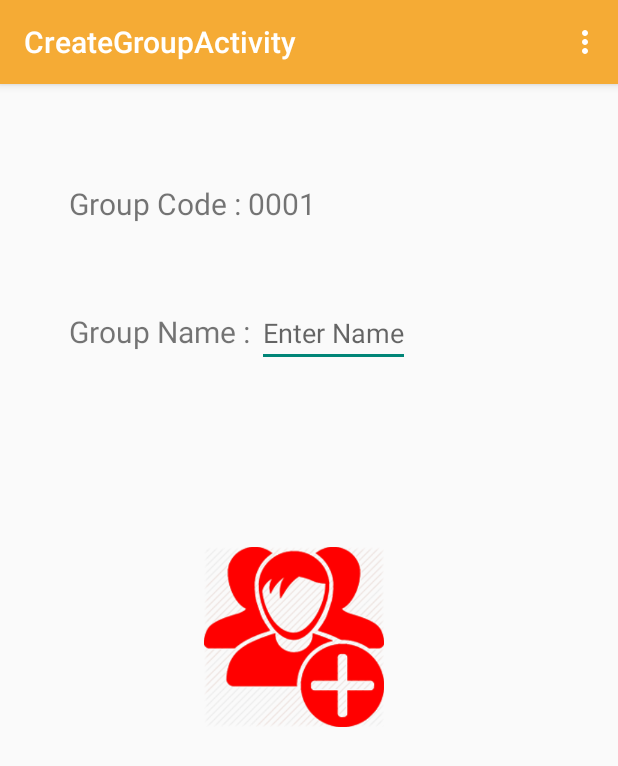
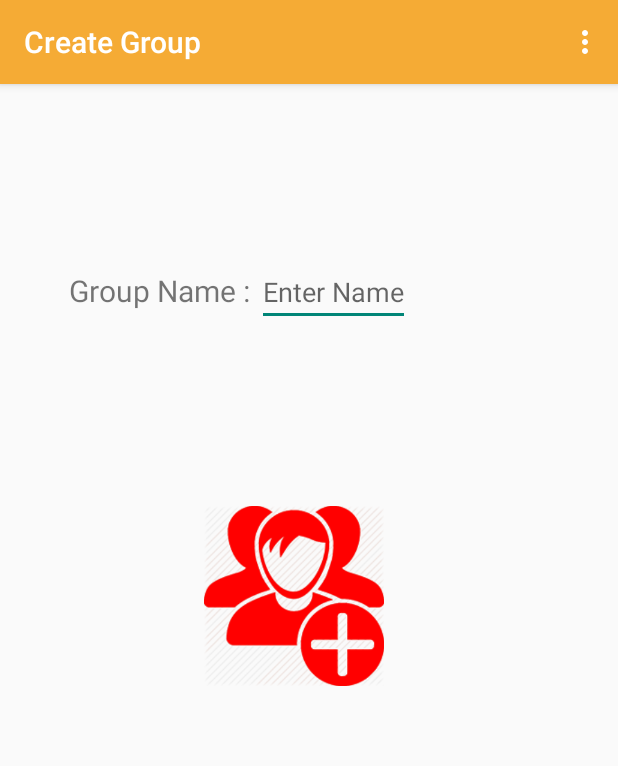
Before and after one commit to CE-KMITL-OOAD-2015/Move-and-Move-Alarm, an Android app: the CreateGroupActivity screen opened directly, with no data from a screen before it, on a phone screen of 412 x 824 dp. Shown: the top 766 px of the screen. Run offline under Robolectric (Android 15) with nearby library versions, the phone set to English and light mode, and no system bars.

Commit message:
delete group code

```diff
--- a/MAMTv1/app/src/main/res/layout/activity_create_group.xml
+++ b/MAMTv1/app/src/main/res/layout/activity_create_group.xml
@@ -16,27 +16,6 @@
         android:orientation="vertical"
         android:layout_marginLeft="30dp"
         android:layout_marginTop="50dp">
-
-        <LinearLayout
-            android:layout_width="wrap_content"
-            android:layout_height="wrap_content"
-            android:orientation="horizontal"
-            android:layout_centerHorizontal="true">
-            <TextView
-                android:id="@+id/codegroup"
-                android:text="Group Code : "
-                android:layout_width="wrap_content"
-                android:layout_height="wrap_content"
-                android:textSize="20dp"/>
-            <TextView
-                android:id="@+id/code"
-                android:text="0001"
-                android:layout_width="wrap_content"
-                android:layout_height="wrap_content"
-                android:textSize="20dp"/>
-
-
-        </LinearLayout>
 
         <LinearLayout
             android:id="@+id/l2"
```
Also changed, not shown: MAMTv1/app/src/main/res/values/strings.xml (+9 -10 lines), MAMTv1/app/src/main/ic_launcher-web.png (added), MAMTv1/app/src/main/res/drawable/icons1.png (added), MAMTv1/app/src/main/res/mipmap-hdpi/ic_launcher.png, MAMTv1/app/src/main/res/mipmap-mdpi/ic_launcher.png, MAMTv1/app/src/main/res/mipmap-xhdpi/ic_launcher.png, MAMTv1/app/src/main/res/mipmap-xxhdpi/ic_launcher.png, MAMTv1/app/src/main/res/mipmap-xxxhdpi/ic_launcher.png (added).
